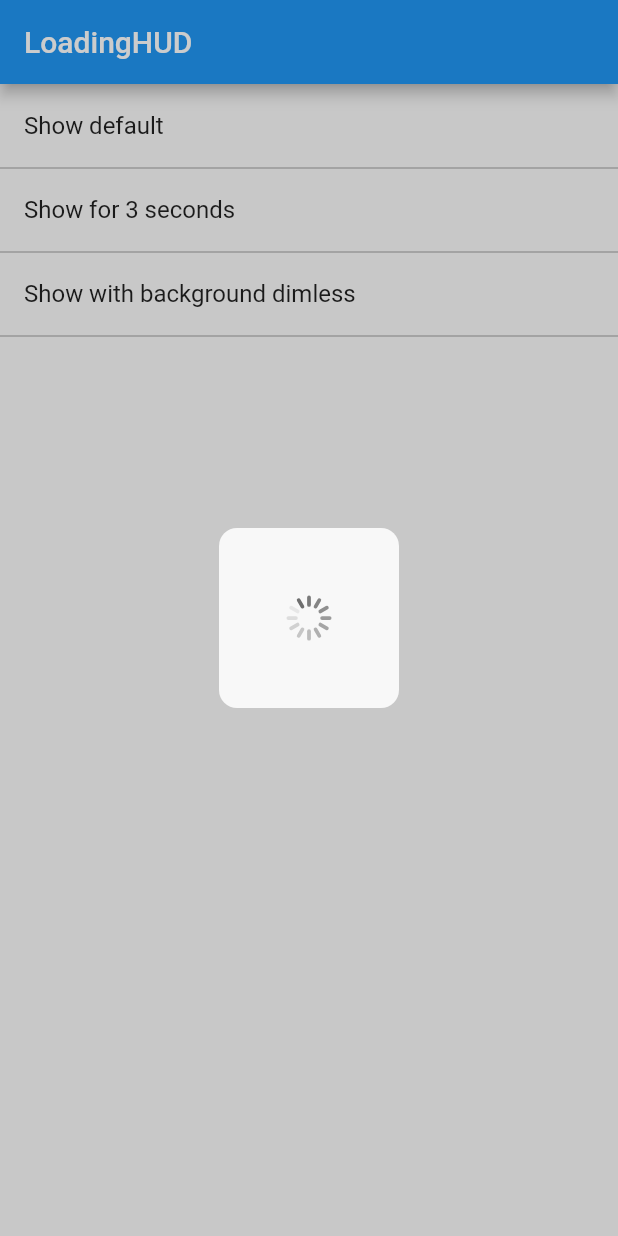
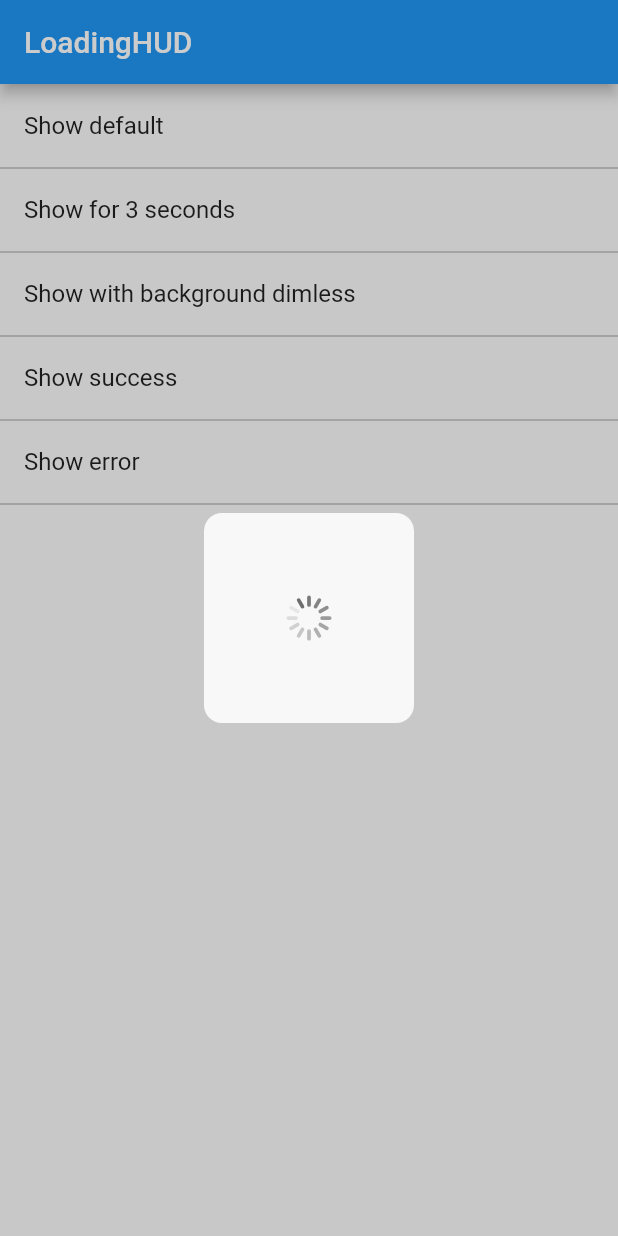
Before and after one commit to chenglei1986/loading_hud, a Flutter app: the screen it shows after launch, after a tap on "Show default", on a phone screen of 412 x 824 dp. Run offline on Flutter 3.47's test engine with Material 2 defaults, Android fonts, the phone set to English and light mode, and no system bars.

Commit message:
Support displaying success and error message when loading is completed

```diff
--- a/example/lib/main.dart
+++ b/example/lib/main.dart
@@ -1,5 +1,7 @@
+import 'package:flutter/cupertino.dart';
 import 'package:flutter/material.dart';
 import 'package:loading_hud/loading_hud.dart';
+import 'package:loading_hud/loading_indicator.dart';
 
 void main() => runApp(MyApp());
 
@@ -25,21 +27,44 @@ class MyHomePage extends StatelessWidget {
       ),
       body: ListView(
         children: <Widget>[
-          _buildListItem(context, title: 'Show default', onTap: () => _buildDefaultHud(context).show()),
-          _buildListItem(context, title: 'Show for 3 seconds', onTap: () {
-            var progressHud = _buildUnCancelableHud(context);
-            progressHud.show();
-            Future.delayed(Duration(seconds: 3), () {
-              progressHud.dismiss();
-            });
-          }),
-          _buildListItem(context, title: 'Show with background dimless', onTap: () => _buildNoDimBackgroundHud(context).show()),
+          _buildListItem(
+            context,
+            title: 'Show default',
+            onTap: () => _buildDefaultHud(context).show(),
+          ),
+          _buildListItem(
+            context,
+            title: 'Show for 3 seconds',
+            onTap: () {
+              var progressHud = _buildUnCancelableHud(context);
+              progressHud.show();
+              Future.delayed(Duration(seconds: 3), () {
+                progressHud.dismiss();
+              });
+            },
+          ),
+          _buildListItem(
+            context,
+            title: 'Show with background dimless',
+            onTap: () => _buildNoDimBackgroundHud(context).show(),
+          ),
+          _buildListItem(
+            context,
+            title: 'Show success',
+            onTap: () => _buildSuccessHud(context).show(),
+          ),
+          _buildListItem(
+            context,
+            title: 'Show error',
+            onTap: () => _buildErrorHud(context).show(),
+          ),
         ],
       ),
     );
   }
 
-  Widget _buildListItem(BuildContext context, {String title, VoidCallback onTap}) {
+  Widget _buildListItem(BuildContext context,
+      {String title, VoidCallback onTap}) {
     return Container(
       decoration: BoxDecoration(
         border: Border(
@@ -57,14 +82,7 @@ class MyHomePage extends StatelessWidget {
   }
 
   LoadingHud _buildDefaultHud(BuildContext context) {
-    return LoadingHud(
-      context,
-      cancelable: true,
-      canceledOnTouchOutside: true,
-      dimBackground: true,
-      hudColor: Color(0xDDFFFFFF),
-      indicatorColor: Color(0x99000000),
-    );
+    return LoadingHud(context);
   }
 
   LoadingHud _buildUnCancelableHud(BuildContext context) {
@@ -72,20 +90,68 @@ class MyHomePage extends StatelessWidget {
       context,
       cancelable: false,
       canceledOnTouchOutside: false,
-      dimBackground: true,
-      hudColor: Color(0xDDFFFFFF),
-      indicatorColor: Color(0x99000000),
     );
   }
 
   LoadingHud _buildNoDimBackgroundHud(BuildContext context) {
     return LoadingHud(
       context,
-      cancelable: true,
-      canceledOnTouchOutside: true,
       dimBackground: false,
       hudColor: Color(0x99000000),
-      indicatorColor: Color(0xFFFFFFFF),
+      indicator: DefaultLoadingIndicator(
+        color: Color(0xFFFFFFFF),
+      ),
     );
   }
+
+  LoadingHud _buildSuccessHud(BuildContext context) {
+    return LoadingHud(
+      context,
+      iconSuccess: Icon(Icons.done),
+      iconError: Icon(Icons.error),
+      future: onSuccess(),
+    );
+  }
+
+  Future<Text> onSuccess() {
+    return Future.delayed(Duration(seconds: 2), () {
+      return Text('That was great!');
+    });
+  }
+
+  LoadingHud _buildErrorHud(BuildContext context) {
+    return LoadingHud(
+      context,
+      hudColor: Colors.black54,
+      indicator: DefaultLoadingIndicator(
+        color: Color(0xFFFFFFFF),
+      ),
+      iconSuccess: Icon(
+        Icons.done,
+        color: Colors.white,
+      ),
+      iconError: Icon(
+        Icons.error,
+        color: Colors.white,
+      ),
+      future: onError(),
+    );
+  }
+
+  Future<Text> onError() {
+    try {
+      return Future.delayed(Duration(seconds: 2), () {
+            throw Text(
+              'Something went wrong.',
+              style: TextStyle(
+                fontSize: 16,
+                color: Colors.white,
+                decoration: TextDecoration.none,
+              ),
+            );
+          });
+    } catch (e) {
+      print(e);
+    }
+  }
 }
--- a/lib/loading_hud.dart
+++ b/lib/loading_hud.dart
@@ -1,21 +1,30 @@
 import 'dart:async';
 import 'package:flutter/widgets.dart';
-import 'dart:math' as Math;
+import 'package:loading_hud/loading_indicator.dart';
 
-class LoadingHud {
+class LoadingHud<T extends Text> {
   final BuildContext context;
   final bool cancelable;
   final bool canceledOnTouchOutside;
   final bool dimBackground;
   final Color hudColor;
-  final Color indicatorColor;
+  final Widget indicator;
+  final Widget iconSuccess;
+  final Widget iconError;
+  final Future<T> future;
+  final Duration autoDismissDuration;
 
-  LoadingHud(this.context, {
-    this.cancelable,
+  LoadingHud(
+    this.context, {
+    this.cancelable = true,
     this.canceledOnTouchOutside = true,
     this.dimBackground = true,
     this.hudColor = const Color(0xDDFFFFFF),
-    this.indicatorColor = const Color(0x99000000),
+    this.indicator = const DefaultLoadingIndicator(),
+    this.iconSuccess,
+    this.iconError,
+    this.future,
+    this.autoDismissDuration,
   });
 
   void show() {
@@ -24,9 +33,13 @@ class LoadingHud {
       pageBuilder: (BuildContext context, Animation<double> animation,
           Animation<double> secondaryAnimation) {
         return WillPopScope(
-          child: _HudContent(
+          child: _HudContent<T>(
             hudColor: hudColor,
-            indicatorColor: indicatorColor,
+            indicator: indicator,
+            iconSuccess: iconSuccess,
+            iconError: iconError,
+            future: future,
+            autoDismissDuration: autoDismissDuration,
           ),
           onWillPop: () {
             return Future.value(cancelable);
@@ -46,169 +59,116 @@ class LoadingHud {
   }
 }
 
-class _HudContent extends StatefulWidget {
+class _HudContent<T extends Text> extends StatefulWidget {
   final Color hudColor;
-  final Color indicatorColor;
+  final Widget indicator;
+  final Widget iconSuccess;
+  final Widget iconError;
+  final Future<T> future;
+  final Duration autoDismissDuration;
 
   _HudContent({
-                this.hudColor = const Color(0xDDFFFFFF),
-                this.indicatorColor = const Color(0x99000000),
+    this.hudColor,
+    this.indicator,
+    this.iconSuccess,
+    this.iconError,
+    this.future,
+    this.autoDismissDuration,
   });
 
   @override
-  _HudContentState createState() => _HudContentState();
+  _HudContentState createState() => _HudContentState<T>();
 }
 
-class _HudContentState extends State<_HudContent> {
+class _HudContentState<T extends Text> extends State<_HudContent> {
   @override
   Widget build(BuildContext context) {
     return Center(
-      child: Container(
-        width: 120,
-        height: 120,
-        alignment: Alignment.center,
-        child: LoadingIndicator(widget.indicatorColor),
+      child: FutureBuilder<T>(
+        future: widget.future,
+        builder: (BuildContext context, AsyncSnapshot<T> snapshot) {
+          bool done = false;
+          Widget widgetDone;
+          if (snapshot.connectionState == ConnectionState.done) {
+            if (snapshot.hasData) {
+              done = true;
+              widgetDone = _IconText(
+                icon: widget.iconSuccess,
+                text: snapshot.data,
+              );
+            } else if (snapshot.hasError) {
+              done = true;
+              widgetDone = _IconText(
+                icon: widget.iconError,
+                text: snapshot.error,
+              );
+            }
+          }
+          // Auto dismiss
+          if (done && widget.autoDismissDuration != null) {
+            Future.delayed(widget.autoDismissDuration, () {
+              Navigator.of(context, rootNavigator: true).pop();
+            });
+          }
+          return DecoratedBox(
+            child: Padding(
+              padding: const EdgeInsets.all(20),
+              child: done
+                  ? ConstrainedBox(
+                      child: widgetDone,
+                      constraints: BoxConstraints(
+                        minHeight: 100,
+                        minWidth: 100,
+                      ),
+                    )
+                  : Padding(
+                      padding: const EdgeInsets.all(35),
+                      child: widget.indicator,
+                    ),
+            ),
             decoration: BoxDecoration(
               borderRadius: BorderRadius.all(
                 Radius.circular(12),
               ),
               color: widget.hudColor,
             ),
+          );
+        },
       ),
     );
   }
 }
 
-class LoadingIndicator extends StatefulWidget {
-  final Paint p;
-  final Color color;
-  final leavesCount = 12;
-  final leaveColors = <Color>[];
-  final Path path = Path();
+class _IconText extends StatelessWidget {
+  final Widget icon;
+  final Text text;
 
-  LoadingIndicator(this.color,) : p = Paint()
-    ..isAntiAlias = true
-    ..style = PaintingStyle.fill;
-
-  @override
-  _LoadingIndicatorState createState() => _LoadingIndicatorState();
-}
-
-class _LoadingIndicatorState extends State<LoadingIndicator> {
-  Timer timer;
-  double rotateDegree = 0;
-
-  @override
-  void initState() {
-    super.initState();
-    _initLeavesColors();
-    timer = Timer.periodic(Duration(milliseconds: 50), (_) {
-      setState(() {
-        rotateDegree += 30;
-        rotateDegree %= 360;
-      });
-    });
-  }
+  _IconText({
+    @required this.icon,
+    this.text,
+  }) : assert(icon != null);
 
   @override
   Widget build(BuildContext context) {
-    return CustomPaint(
-      size: Size(30, 30),
-      painter: _IndicatorPainter(widget.p, widget.color, widget.leavesCount,
-          widget.leaveColors, widget.path, rotateDegree),
+    return Column(
+      crossAxisAlignment: CrossAxisAlignment.center,
+      mainAxisAlignment: MainAxisAlignment.center,
+      mainAxisSize: MainAxisSize.min,
+      children: <Widget>[
+        icon,
+        Padding(
+          padding: const EdgeInsets.only(top: 20),
+          child: Text(
+            text.data,
+            style: text.style ??
+                TextStyle(
+                  fontSize: 16,
+                  color: Color(0xFF000000),
+                  decoration: TextDecoration.none,
+                ),
+          ),
+        ),
+      ],
     );
   }
-
-  @override
-  void dispose() {
-    super.dispose();
-    timer.cancel();
 }
-
-  void _initLeavesColors() {
-    Color startColor = widget.color;
-    Color endColor = Color(widget.color.value & 0x00FFFFFF | 0x11000000);
-    for (int i = 0; i < widget.leavesCount; i++) {
-      double fraction = 1 - i * 30 / 360;
-      widget.leaveColors.add(_evaluate(fraction, startColor, endColor));
-    }
-  }
-
-  Color _evaluate(double fraction, Color startValue, Color endValue) {
-    int startInt = startValue.value;
-    double startA = ((startInt >> 24) & 0xff) / 255.0;
-    double startR = ((startInt >> 16) & 0xff) / 255.0;
-    double startG = ((startInt >> 8) & 0xff) / 255.0;
-    double startB = (startInt & 0xff) / 255.0;
-    int endInt = endValue.value;
-    double endA = ((endInt >> 24) & 0xff) / 255.0;
-    double endR = ((endInt >> 16) & 0xff) / 255.0;
-    double endG = ((endInt >> 8) & 0xff) / 255.0;
-    double endB = (endInt & 0xff) / 255.0;
-    // convert from sRGB to linear
-    startR = Math.pow(startR, 2.2);
-    startG = Math.pow(startG, 2.2);
-    startB = Math.pow(startB, 2.2);
-    endR = Math.pow(endR, 2.2);
-    endG = Math.pow(endG, 2.2);
-    endB = Math.pow(endB, 2.2);
-    // compute the interpolated color in linear space
-    double a = startA + fraction * (endA - startA);
-    double r = startR + fraction * (endR - startR);
-    double g = startG + fraction * (endG - startG);
-    double b = startB + fraction * (endB - startB);
-    // convert back to sRGB in the [0..255] range
-    a = a * 255.0;
-    r = Math.pow(r, 1.0 / 2.2) * 255.0;
-    g = Math.pow(g, 1.0 / 2.2) * 255.0;
-    b = Math.pow(b, 1.0 / 2.2) * 255.0;
-    return Color(
-        a.round() << 24 | r.round() << 16 | g.round() << 8 | b.round());
-  }
-}
-
-class _IndicatorPainter extends CustomPainter {
-  final Paint p;
-  final Color color;
-  final leavesCount;
-  final leaveColors;
-  final Path path;
-  final double rotateDegree;
-
-  _IndicatorPainter(this.p,
-                    this.color,
-                    this.leavesCount,
-                    this.leaveColors,
-                    this.path,
-                    this.rotateDegree,);
-
-  @override
-  void paint(Canvas canvas, Size size) {
-    _drawFlower(canvas, size);
-  }
-
-  @override
-  bool shouldRepaint(CustomPainter oldDelegate) {
-    return true;
-  }
-
-  void _drawFlower(Canvas canvas, Size size) {
-    canvas.translate(size.width / 2, size.width / 2);
-    canvas.rotate(rotateDegree * Math.pi / 180);
-    canvas.save();
-    double leafWidth = size.width / 12;
-    path.reset();
-    Rect rect = Rect.fromLTRB(
-        -leafWidth / 2, -size.width / 2, leafWidth / 2, -size.width / 4);
-    RRect rRect = RRect.fromRectAndRadius(rect, Radius.circular(leafWidth / 2));
-    path.addRRect(rRect);
-    path.close();
-    for (int i = 0; i < leavesCount; i++) {
-      Color color = leaveColors[i];
-      p.color = color;
-      canvas.drawPath(path, p);
-      canvas.rotate(-30 * Math.pi / 180);
-    }
-    canvas.restore();
-  }
-}
--- /dev/null
+++ b/lib/loading_indicator.dart
@@ -0,0 +1,154 @@
+import 'dart:async';
+import 'dart:ui';
+import 'dart:math' as Math;
+import 'package:flutter/widgets.dart';
+
+class DefaultLoadingIndicator extends StatefulWidget {
+  final Color color;
+
+  const DefaultLoadingIndicator({
+    this.color = const Color(0x99000000),
+  });
+
+  @override
+  _DefaultLoadingIndicatorState createState() =>
+      _DefaultLoadingIndicatorState();
+}
+
+class _DefaultLoadingIndicatorState extends State<DefaultLoadingIndicator> {
+  final leavesCount = 12;
+  Timer timer;
+  double rotateDegree = 0;
+  Paint paint;
+  final leaveColors = <Color>[];
+  final Path path = Path();
+
+  @override
+  void initState() {
+    super.initState();
+    _initLeavesColors();
+    _initPaint();
+    timer = Timer.periodic(Duration(milliseconds: 50), (_) {
+      setState(() {
+        rotateDegree += 30;
+        rotateDegree %= 360;
+      });
+    });
+  }
+
+  @override
+  Widget build(BuildContext context) {
+    return CustomPaint(
+      size: Size(30, 30),
+      painter: _DefaultIndicatorPainter(
+        paint,
+        widget.color,
+        leavesCount,
+        leaveColors,
+        path,
+        rotateDegree,
+      ),
+    );
+  }
+
+  @override
+  void dispose() {
+    super.dispose();
+    timer.cancel();
+  }
+
+  void _initPaint() {
+    paint = Paint()
+      ..isAntiAlias = true
+      ..style = PaintingStyle.fill;
+  }
+
+  void _initLeavesColors() {
+    Color startColor = widget.color;
+    Color endColor = Color(widget.color.value & 0x00FFFFFF | 0x11000000);
+    for (int i = 0; i < leavesCount; i++) {
+      double fraction = 1 - i * 30 / 360;
+      leaveColors.add(_evaluate(fraction, startColor, endColor));
+    }
+  }
+
+  Color _evaluate(double fraction, Color startValue, Color endValue) {
+    int startInt = startValue.value;
+    double startA = ((startInt >> 24) & 0xff) / 255.0;
+    double startR = ((startInt >> 16) & 0xff) / 255.0;
+    double startG = ((startInt >> 8) & 0xff) / 255.0;
+    double startB = (startInt & 0xff) / 255.0;
+    int endInt = endValue.value;
+    double endA = ((endInt >> 24) & 0xff) / 255.0;
+    double endR = ((endInt >> 16) & 0xff) / 255.0;
+    double endG = ((endInt >> 8) & 0xff) / 255.0;
+    double endB = (endInt & 0xff) / 255.0;
+    // convert from sRGB to linear
+    startR = Math.pow(startR, 2.2);
+    startG = Math.pow(startG, 2.2);
+    startB = Math.pow(startB, 2.2);
+    endR = Math.pow(endR, 2.2);
+    endG = Math.pow(endG, 2.2);
+    endB = Math.pow(endB, 2.2);
+    // compute the interpolated color in linear space
+    double a = startA + fraction * (endA - startA);
+    double r = startR + fraction * (endR - startR);
+    double g = startG + fraction * (endG - startG);
+    double b = startB + fraction * (endB - startB);
+    // convert back to sRGB in the [0..255] range
+    a = a * 255.0;
+    r = Math.pow(r, 1.0 / 2.2) * 255.0;
+    g = Math.pow(g, 1.0 / 2.2) * 255.0;
+    b = Math.pow(b, 1.0 / 2.2) * 255.0;
+    return Color(
+        a.round() << 24 | r.round() << 16 | g.round() << 8 | b.round());
+  }
+}
+
+class _DefaultIndicatorPainter extends CustomPainter {
+  final Paint p;
+  final Color color;
+  final leavesCount;
+  final leaveColors;
+  final Path path;
+  final double rotateDegree;
+
+  _DefaultIndicatorPainter(
+    this.p,
+    this.color,
+    this.leavesCount,
+    this.leaveColors,
+    this.path,
+    this.rotateDegree,
+  );
+
+  @override
+  void paint(Canvas canvas, Size size) {
+    _drawFlower(canvas, size);
+  }
+
+  @override
+  bool shouldRepaint(CustomPainter oldDelegate) {
+    return true;
+  }
+
+  void _drawFlower(Canvas canvas, Size size) {
+    canvas.translate(size.width / 2, size.width / 2);
+    canvas.rotate(rotateDegree * Math.pi / 180);
+    canvas.save();
+    double leafWidth = size.width / 12;
+    path.reset();
+    Rect rect = Rect.fromLTRB(
+        -leafWidth / 2, -size.width / 2, leafWidth / 2, -size.width / 4);
+    RRect rRect = RRect.fromRectAndRadius(rect, Radius.circular(leafWidth / 2));
+    path.addRRect(rRect);
+    path.close();
+    for (int i = 0; i < leavesCount; i++) {
+      Color color = leaveColors[i];
+      p.color = color;
+      canvas.drawPath(path, p);
+      canvas.rotate(-30 * Math.pi / 180);
+    }
+    canvas.restore();
+  }
+}
--- a/pubspec.yaml
+++ b/pubspec.yaml
@@ -1,6 +1,6 @@
 name: loading_hud
 description: A dialog with a loading indicator.
-version: 0.1.0
+version: 0.2.0
 homepage: https://github.com/chenglei1986/loading_hud
 
 environment:
```
Also changed, not shown: 3 other files. Lines whose indentation alone changed are shown as unchanged.
